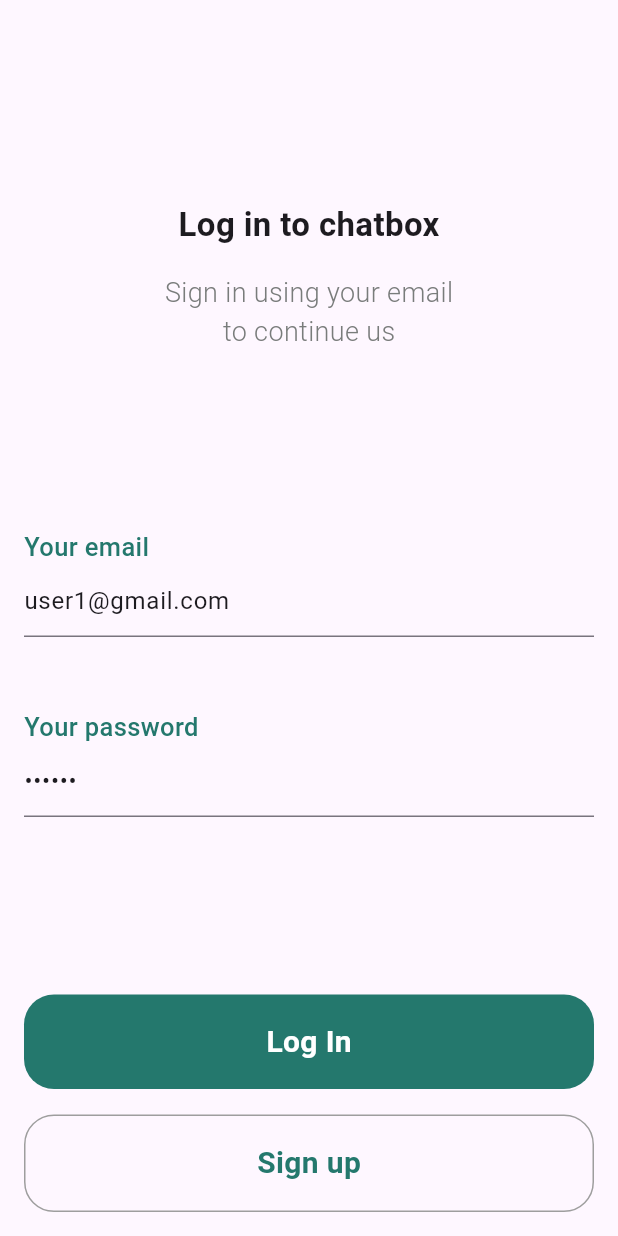
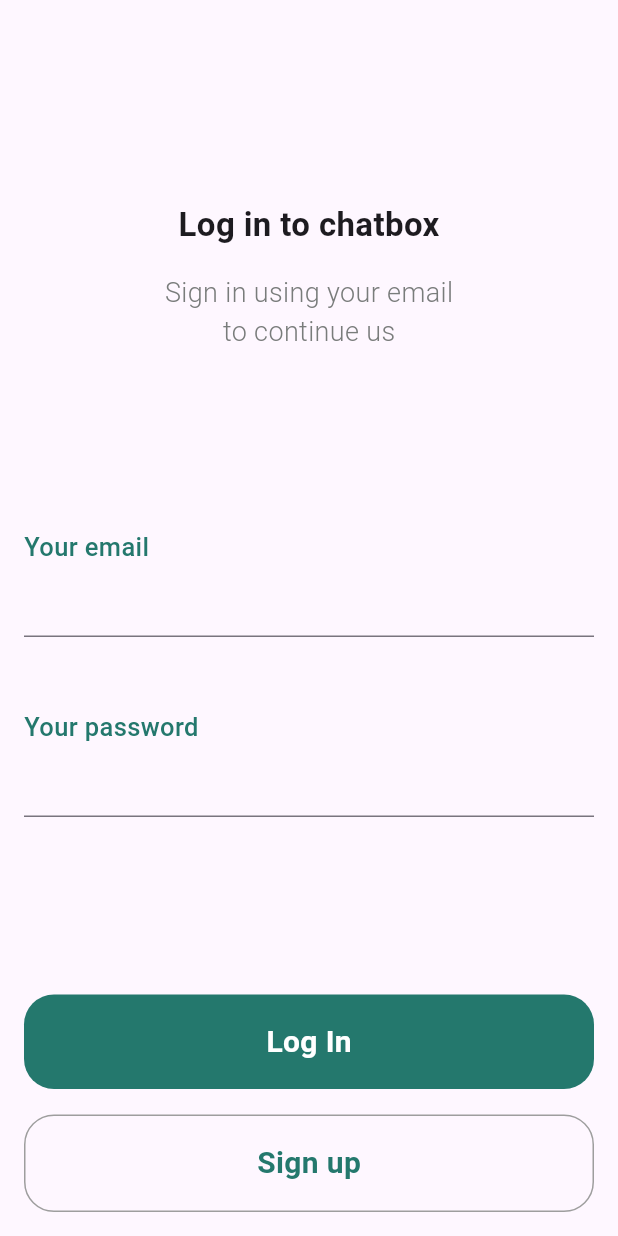
Before and after one commit to crazyfeyn/chat_app_with_TZ, a Flutter app: the screen it shows after launch, on a phone screen of 412 x 824 dp. Run offline on Flutter 3.47's test engine with Material 3 defaults, Android fonts, the phone set to English and light mode, and no system bars; our stand-ins replace dartz, flutter_bloc, freezed_annotation, get_it, image_picker, sqflite; accounts and stored records are empty.

Commit message:
project is ready to submit

```diff
--- a/lib/features/auth/presentation/screens/sign_in_screen.dart
+++ b/lib/features/auth/presentation/screens/sign_in_screen.dart
@@ -14,13 +14,6 @@ class SignInScreen extends StatefulWidget {
 }
 
 class _SignInScreenState extends State<SignInScreen> {
-  @override
-  void initState() {
-    super.initState();
-    _emailController.text = 'user1@gmail.com';
-    _passwordController.text = 'opopop';
-  }
-
   final _formKey = GlobalKey<FormState>();
   final _emailController = TextEditingController();
   final _passwordController = TextEditingController();
@@ -38,12 +31,10 @@ class _SignInScreenState extends State<SignInScreen> {
               child: BlocConsumer<AuthBloc, AuthState>(
                 listener: (context, state) async {
                   if (state.status == Status.success) {
-                    // Dispatch the getUserByEmail event after successful login
                     context.read<AuthBloc>().add(
                           AuthEvent.getUserByEmail(_emailController.text),
                         );
                   } else if (state.status == Status.userFetched) {
-                    // Navigate to HomeScreen with user details
                     final user = state.user;
                     if (user != null) {
                       Navigator.pushReplacement(
--- a/lib/features/auth/presentation/screens/sign_up_screen.dart
+++ b/lib/features/auth/presentation/screens/sign_up_screen.dart
@@ -34,7 +34,6 @@ class _SignUpScreenState extends State<SignUpScreen> {
             child: BlocConsumer<AuthBloc, AuthState>(
               listener: (context, state) {
                 if (state.status == Status.success) {
-                  // Navigate to the sign-in screen on successful registration
                   Navigator.pushReplacement(
                     context,
                     MaterialPageRoute(
@@ -42,7 +41,6 @@ class _SignUpScreenState extends State<SignUpScreen> {
                     ),
                   );
                 } else if (state.status == Status.error) {
-                  // Show error message
                   ScaffoldMessenger.of(context).showSnackBar(
                     SnackBar(
                       content: Text(state.message ?? 'An error occurred'),
@@ -128,7 +126,6 @@ class _SignUpScreenState extends State<SignUpScreen> {
                     InkWell(
                       onTap: () {
                         if (_formKey.currentState!.validate()) {
-                          // Dispatch the sign-up event
                           context.read<AuthBloc>().add(
                                 AuthEvent.register(
                                   _passwordController.text,
--- a/lib/features/home/data/model/chat_message_model.dart
+++ b/lib/features/home/data/model/chat_message_model.dart
@@ -1,4 +1,3 @@
-// lib/features/home/data/model/chat_message_model.dart
 import 'package:flutter/foundation.dart';
 
 class ChatMessageModel {
--- a/lib/features/home/data/repositories/home_repositories.dart
+++ b/lib/features/home/data/repositories/home_repositories.dart
@@ -63,7 +63,7 @@ class HomeRepositoriesImpl implements HomeRepositories {
   ) async {
     try {
       List<String> sortedIds = [receiverId, senderId]..sort();
-      String chatId = sortedIds.join();
+      sortedIds.join();
       return const Right(null);
     } catch (e) {
       return Left(CacheFailure());
--- a/lib/features/home/presentation/bloc/home_bloc.dart
+++ b/lib/features/home/presentation/bloc/home_bloc.dart
@@ -130,12 +130,11 @@ class HomeBloc extends Bloc<HomeEvent, HomeState> {
             status: Status.success,
           ));
 
-          // After successful chat start, trigger the get chat messages event
           final params = UsercaseParam(
             receiverEmail: event.startNewChatParam.receiverEmail,
             senderEmail: event.startNewChatParam.senderEmail,
           );
-          add(_getChatMessages(params)); // Fetch latest messages
+          add(_getChatMessages(params));
         },
       );
     } catch (e) {
--- a/lib/features/home/presentation/screens/chat_screen.dart
+++ b/lib/features/home/presentation/screens/chat_screen.dart
@@ -150,7 +150,6 @@ class _ChatScreenState extends State<ChatScreen> {
   }
 
   Widget _buildMessageBubble(ChatMessageModel message, bool isMe) {
-    // Format the timestamp
     final dateTime = DateTime.fromMillisecondsSinceEpoch(message.timestamp);
     final formattedTime = '${dateTime.hour}:${dateTime.minute}';
 
```
Also changed, not shown: lib/core/constants/app_constants.dart (+1 -8 lines), lib/features/auth/data/datasources/datasources.dart (+1 -15 lines), 4 other files.
